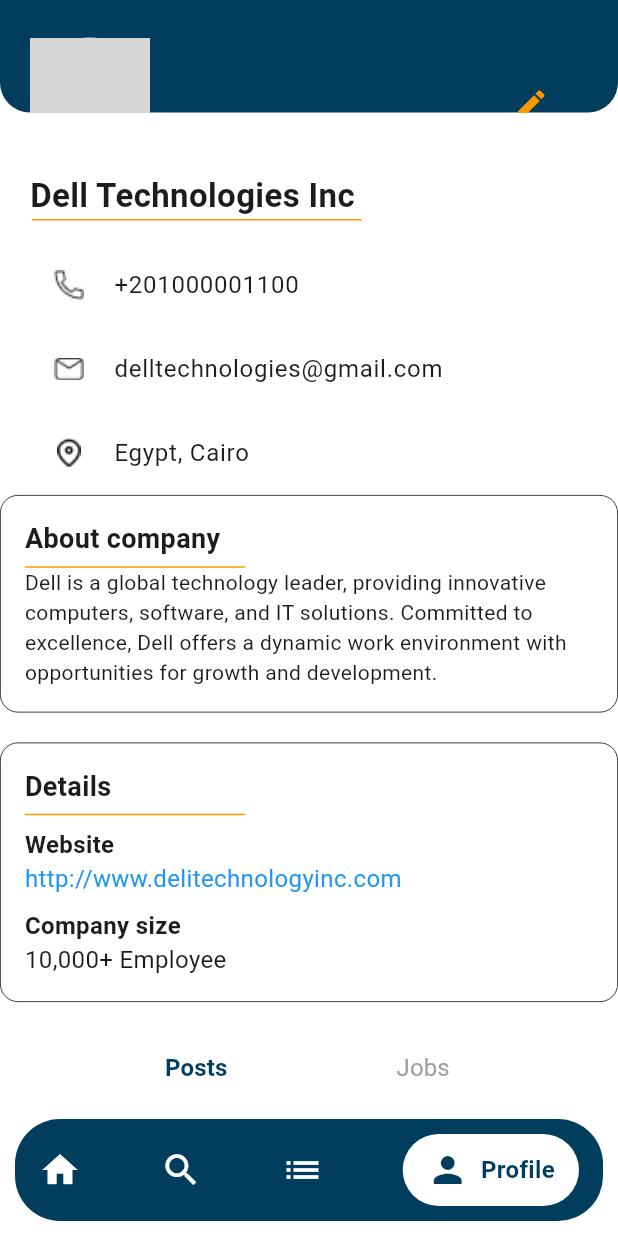
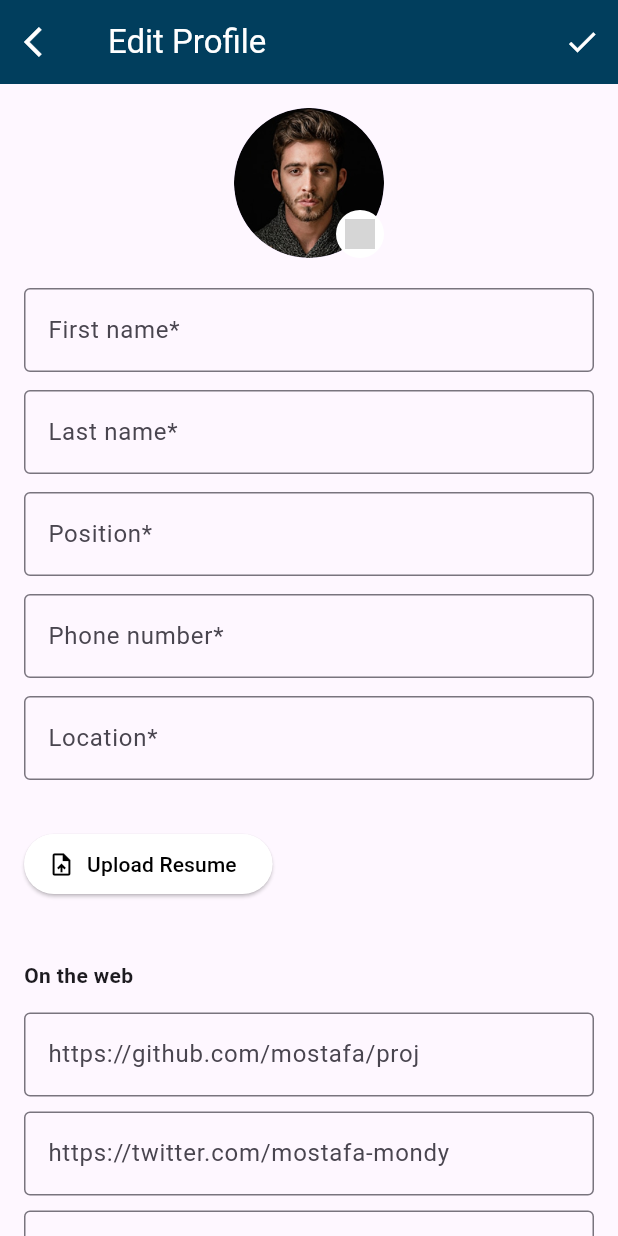
Before and after one commit to mohannad00/Aspire-Hire, a Flutter app: the ProfileCompany screen opened directly, scrolled down 75 dp, after a tap on the "edit" icon, on a phone screen of 412 x 824 dp. Run offline on Flutter 3.47's test engine with Material 3 defaults, Android fonts, the phone set to English and light mode, and no system bars; our stand-ins replace dio, equatable, file_picker, flutter_bloc, percent_indicator, shared_preferences and 1 more; accounts and stored records are empty; grey boxes are pictures that could not be loaded.

Commit message:
added Edit Profile Screen

```diff
--- /dev/null
+++ b/aspirehire/lib/core/utils/app_text_styles.dart
@@ -0,0 +1,12 @@
+import 'package:aspirehire/core/utils/app_colors.dart';
+import 'package:flutter/widgets.dart';
+
+abstract class CustomTextStyles{
+  static const pacifico400style64 =  TextStyle(
+    fontWeight: FontWeight.w400,
+    fontSize: 64,
+    color: AppColors.primary,
+    fontFamily: "Pacifico",
+
+  );
+}
--- a/aspirehire/lib/features/home_screen/HomeCompany.dart
+++ b/aspirehire/lib/features/home_screen/HomeCompany.dart
@@ -1,6 +1,5 @@
 // ignore_for_file: file_names, library_private_types_in_public_api
 
-import 'package:aspirehire/features/home_screen/components/HomeHeader.dart';
 import 'package:aspirehire/features/home_screen/components/MediaButtons.dart';
 import 'package:aspirehire/features/home_screen/components/PostCard.dart';
 import 'package:aspirehire/features/home_screen/components/PostJobButton.dart';
--- a/aspirehire/lib/features/home_screen/HomeScreenJobSeeker.dart
+++ b/aspirehire/lib/features/home_screen/HomeScreenJobSeeker.dart
@@ -1,10 +1,10 @@
 // ignore_for_file: file_names, library_private_types_in_public_api
 
+import 'package:aspirehire/features/home_screen/components/CreatePostButton.dart';
 import 'package:aspirehire/features/home_screen/components/HomeHeader.dart';
 import 'package:aspirehire/features/home_screen/components/JobCard.dart';
 import 'package:aspirehire/features/home_screen/components/MediaButtons.dart';
 import 'package:aspirehire/features/home_screen/components/PostCard.dart';
-import 'package:aspirehire/features/home_screen/components/PostJobButton.dart';
 import 'package:aspirehire/features/profile/ProfileScreen.dart';
 import 'package:flutter/material.dart';
 import 'package:aspirehire/features/job_search/JobSearch.dart';
@@ -27,7 +27,7 @@ class _HomeScreenJobSeekerState extends State<HomeScreenJobSeeker> {
         children: [
           const HomeHeader(),
           const SizedBox(height: 10),
-          const PostJobButton(), // زر "Post a Job!"
+          const CreatePostButton(), // زر "Post a Job!"
           const SizedBox(height: 10),
           const MediaButtons(), // أزرار الصور والفيديوهات والمستندات
           const SizedBox(height: 20),
--- /dev/null
+++ b/aspirehire/lib/features/home_screen/components/CreatePostButton.dart
@@ -0,0 +1,27 @@
+// ignore_for_file: file_names
+
+import 'package:aspirehire/features/job_post/CreatePost.dart';
+import 'package:flutter/material.dart';
+
+class CreatePostButton extends StatelessWidget {
+  const CreatePostButton({super.key});
+
+  @override
+  Widget build(BuildContext context) {
+    return GestureDetector(
+      onTap: () {
+        Navigator.push(context, MaterialPageRoute(builder: (context) => const CreatePost()));
+      },
+      child: Container(
+        width: double.infinity,
+        padding: const EdgeInsets.all(16),
+        decoration: BoxDecoration(
+          color: Colors.white,
+          border: Border.all(color: Colors.black, width: 0.5),
+          borderRadius: BorderRadius.circular(16),
+        ),
+        child: Text("Post a job!", style: TextStyle(fontSize: 18, color: Colors.grey[600])),
+      ),
+    );
+  }
+}
--- /dev/null
+++ b/aspirehire/lib/features/profile/EditProfile.dart
@@ -0,0 +1,50 @@
+// edit_profile.dart
+import 'package:aspirehire/features/profile/components/CustomAppBar.dart';
+import 'package:aspirehire/features/profile/components/ProfileAvatar.dart';
+import 'package:aspirehire/features/profile/components/SectionComponent.dart';
+import 'package:aspirehire/features/profile/components/TextField%20Component.dart';
+import 'package:aspirehire/features/profile/components/UploadButtonComponent.dart';
+import 'package:flutter/material.dart';
+
+class EditProfile extends StatelessWidget {
+  const EditProfile({super.key});
+
+  @override
+  Widget build(BuildContext context) {
+    return Scaffold(
+      appBar: CustomAppBar(),
+      body: const SingleChildScrollView(
+        padding: EdgeInsets.all(16.0),
+        child: Column(
+          crossAxisAlignment: CrossAxisAlignment.start,
+          children: [
+            Center(child: ProfileAvatar()),
+            SizedBox(height: 20),
+            CustomTextField(label: 'First name*', hint: 'First name'),
+            CustomTextField(label: 'Last name*', hint: 'Last name'),
+            CustomTextField(label: 'Position*', hint: 'Position'),
+            CustomTextField(label: 'Phone number*', hint: 'Phone number'),
+            CustomTextField(label: 'Location*', hint: 'Location'),
+            SizedBox(height: 20),
+            UploadButton(),
+            SizedBox(height: 20),
+            CustomSection(title: 'On the web', items: [
+              'https://github.com/mostafa/proj',
+              'https://twitter.com/mostafa-mondy',
+              'https://www.website-name.com'
+            ]),
+            CustomSection(title: 'Experiences', items: [
+              'Senior Fullstack Developer - Xceed',
+              'Senior Fullstack Developer - Oracle',
+              'Frontend Developer - Xceed'
+            ]),
+            CustomSection(title: 'Education', items: [
+              'Computer Science - Cairo University',
+              'High School Diploma - Alorman Secor'
+            ]),
+          ],
+        ),
+      ),
+    );
+  }
+}
--- a/aspirehire/lib/features/profile/ProfileCompany.dart
+++ b/aspirehire/lib/features/profile/ProfileCompany.dart
@@ -2,6 +2,7 @@
 
 //import 'package:aspirehire/ReusableComponent.dart';
 import 'package:aspirehire/features/home_screen/HomeCompany.dart';
+import 'package:aspirehire/features/profile/EditProfile.dart';
 import 'package:flutter/material.dart';
 import 'package:aspirehire/features/job_search/JobSearch.dart';
 
@@ -68,7 +69,12 @@ class _ProfileCompanyState extends State<ProfileCompany> {
                   left: 330,
                   child: IconButton(
                     icon: const Icon(Icons.edit, color: Colors.orange),
-                    onPressed: () {},
+                    onPressed: () {
+                      Navigator.pushReplacement(
+            context,
+            MaterialPageRoute(builder: (context) => const EditProfile()),
+          );
+                    },
                   ),
                 ),
               ],
--- /dev/null
+++ b/aspirehire/lib/features/profile/components/CustomAppBar.dart
@@ -0,0 +1,30 @@
+import 'package:flutter/material.dart';
+
+class CustomAppBar extends StatelessWidget implements PreferredSizeWidget {
+  @override
+  final Size preferredSize;
+
+  CustomAppBar({Key? key})
+      : preferredSize = const Size.fromHeight(kToolbarHeight),
+        super(key: key);
+
+  @override
+  Widget build(BuildContext context) {
+    return AppBar(
+      leading: IconButton(
+        icon: const Icon(Icons.arrow_back_ios, color: Colors.white),
+        onPressed: () {
+          Navigator.pop(context);
+        },
+      ),
+      title: const Text('Edit Profile', style: TextStyle(color: Colors.white)),
+      backgroundColor: const Color(0xFF013E5D),
+      actions: [
+        IconButton(
+          icon: const Icon(Icons.check, color: Colors.white),
+          onPressed: () {},
+        ),
+      ],
+    );
+  }
+}
--- /dev/null
+++ b/aspirehire/lib/features/profile/components/ProfileAvatar.dart
@@ -0,0 +1,32 @@
+import 'package:flutter/material.dart';
+
+class ProfileAvatar extends StatelessWidget {
+  const ProfileAvatar({super.key});
+
+  @override
+  Widget build(BuildContext context) {
+    return Stack(
+      alignment: Alignment.bottomRight,
+      children: [
+        const CircleAvatar(
+          radius: 50,
+          backgroundImage: AssetImage('assets/avatar.png'),
+        ),
+        GestureDetector(
+          onTap: () {
+            // أضيفي هنا وظيفة لتحميل صورة جديدة
+          },
+          child: CircleAvatar(
+            radius: 16,
+            backgroundColor: Colors.white,
+            child: Image.asset(
+              'assets/prime_camera.png',
+              width: 20,
+              height: 20,
+            ),
+          ),
+        ),
+      ],
+    );
+  }
+}
--- /dev/null
+++ b/aspirehire/lib/features/profile/components/SectionComponent.dart
@@ -0,0 +1,29 @@
+import 'package:flutter/material.dart';
+
+class CustomSection extends StatelessWidget {
+  final String title;
+  final List<String> items;
+
+  const CustomSection({super.key, required this.title, required this.items});
+
+  @override
+  Widget build(BuildContext context) {
+    return Column(
+      crossAxisAlignment: CrossAxisAlignment.start,
+      children: [
+        const SizedBox(height: 20),
+        Text(title, style: const TextStyle(fontWeight: FontWeight.bold)),
+        const SizedBox(height: 10),
+        ...items.map((item) => Padding(
+              padding: const EdgeInsets.symmetric(vertical: 5.0),
+              child: TextField(
+                decoration: InputDecoration(
+                  hintText: item,
+                  border: const OutlineInputBorder(),
+                ),
+              ),
+            )),
+      ],
+    );
+  }
+}
--- /dev/null
+++ b/aspirehire/lib/features/profile/components/TextField Component.dart
@@ -0,0 +1,22 @@
+import 'package:flutter/material.dart';
+
+class CustomTextField extends StatelessWidget {
+  final String label;
+  final String hint;
+
+  const CustomTextField({super.key, required this.label, required this.hint});
+
+  @override
+  Widget build(BuildContext context) {
+    return Padding(
+      padding: const EdgeInsets.only(bottom: 12.0),
+      child: TextFormField(
+        decoration: InputDecoration(
+          labelText: label,
+          hintText: hint,
+          border: const OutlineInputBorder(),
+        ),
+      ),
+    );
+  }
+}
--- /dev/null
+++ b/aspirehire/lib/features/profile/components/UploadButtonComponent.dart
@@ -0,0 +1,18 @@
+import 'package:flutter/material.dart';
+
+class UploadButton extends StatelessWidget {
+  const UploadButton({super.key});
+
+  @override
+  Widget build(BuildContext context) {
+    return ElevatedButton.icon(
+      onPressed: () {},
+      icon: const Icon(Icons.upload_file),
+      label: const Text('Upload Resume'),
+      style: ElevatedButton.styleFrom(
+        backgroundColor: Colors.white,
+        foregroundColor: Colors.black,
+      ),
+    );
+  }
+}
--- a/aspirehire/lib/features/splash_screen/splash_screen.dart
+++ b/aspirehire/lib/features/splash_screen/splash_screen.dart
@@ -1,9 +1,9 @@
 import 'dart:async';
 
+import 'package:aspirehire/core/utils/app_text_styles.dart';
 import 'package:aspirehire/features/onboarding/OnboardingScreen.dart';
 import 'package:flutter/material.dart';
 
-import '../../core/utils/app_colors.dart';
 
 class SplashScreen extends StatefulWidget {
   const SplashScreen({super.key});
@@ -30,11 +30,7 @@ class _SplashScreenState extends State<SplashScreen> {
       body: Center(
         child: Text(
           'Hiro',
-          style: TextStyle(
-        fontSize: 50,
-        color: AppColors.primary,
-        fontWeight:  FontWeight.w900,
-          ),
+          style: CustomTextStyles.pacifico400style64,
         ),
       ),
     );
```
Also changed, not shown: aspirehire/lib/core/components/ReusableComponent.dart (line endings or trailing spaces).
